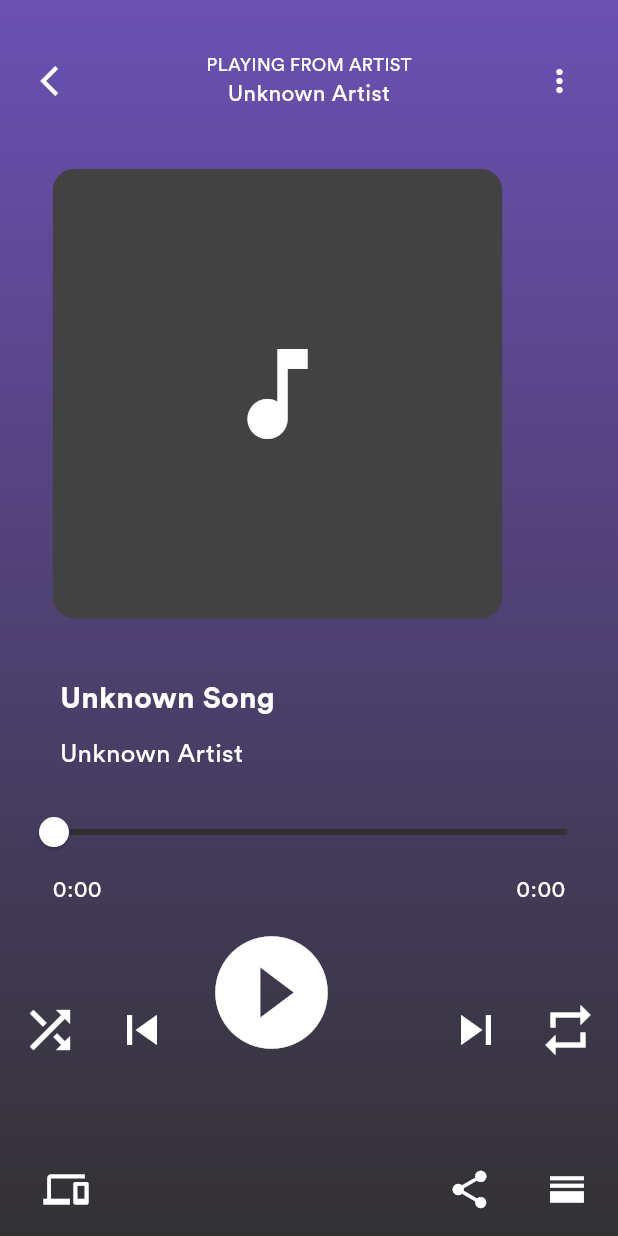
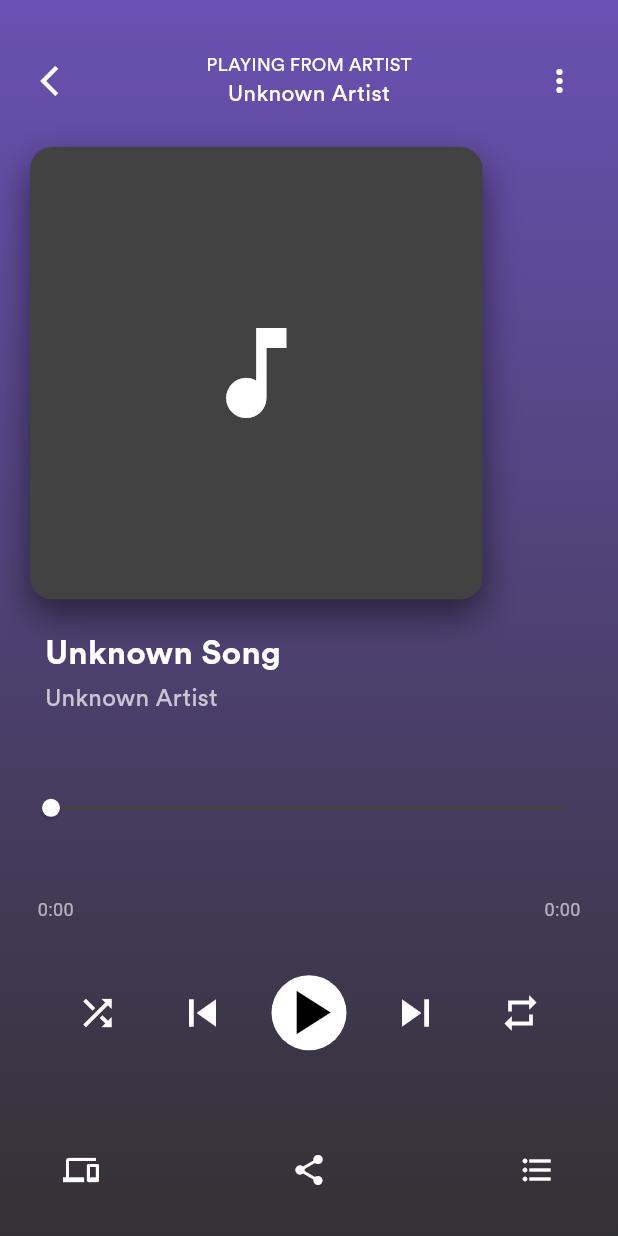
Before and after one commit to tarun1sisodia/freeTuneFrontend, a Flutter app: the PlayerScreen screen opened by its route, on a phone screen of 412 x 824 dp. Run offline on Flutter 3.47's test engine with Material 3 defaults, Android fonts, the light colour scheme and no system bars; drawn by our look-alikes of marquee; our stand-ins replace connectivity_plus, dartz, dio, equatable, file_picker, flutter_cache_manager and 6 more; missing offline and left inert: audio_session; accounts and stored records are empty; generated files the repository leaves out were written again; network calls fail.

Commit message:
refactor: restructure player screen UI for improved layout and responsiveness

```diff
--- a/freetune/lib/app/presentation/screens/home/home_screen.dart
+++ b/freetune/lib/app/presentation/screens/home/home_screen.dart
@@ -36,14 +36,18 @@ class HomeScreen extends GetView<SongController> {
                     mainAxisAlignment: MainAxisAlignment.spaceBetween,
                     crossAxisAlignment: CrossAxisAlignment.center,
                     children: [
-                      Padding(
+                      Expanded(
+                        child: Padding(
                           padding: const EdgeInsets.only(left: 0),
                           child: Text(_getGreeting(authController),
+                              maxLines: 1,
+                              overflow: TextOverflow.ellipsis,
                               style: const TextStyle(
                                   fontWeight: FontWeight.bold,
                                   fontSize: 25,
                                   color: Colors.white,
                                   fontFamily: "SpotifyCircularBold")),
+                        ),
                       ),
                       Row(children: [
                         IconButton(
@@ -72,17 +76,27 @@ class HomeScreen extends GetView<SongController> {
                             child: CircularProgressIndicator(
                                 color: Colors.green)));
                   }
-                  final items =
-                      controller.popularSongs.take(6).toList(); // Show top 6
+
+                  final items = controller.popularSongs.take(6).toList();
+
+                  return LayoutBuilder(builder: (context, constraints) {
+                    // Responsive Grid Calculation
+                    // Mobile: 2 columns, Tablet: 3-4 columns
+                    final screenWidth = MediaQuery.of(context).size.width;
+                    final crossAxisCount = screenWidth > 600 ? 4 : 2;
+                    final itemWidth = (screenWidth - 40) / crossAxisCount;
+                    final itemHeight =
+                        60.0; // Fixed height for RecentPlaylistContainer
+                    final aspectRatio = itemWidth / itemHeight;
+
                     return GridView.builder(
                       padding:
                           const EdgeInsets.only(left: 15, right: 15, top: 10),
-                    gridDelegate:
-                        const SliverGridDelegateWithFixedCrossAxisCount(
-                            crossAxisCount: 2,
+                      gridDelegate: SliverGridDelegateWithFixedCrossAxisCount(
+                          crossAxisCount: crossAxisCount,
                           mainAxisSpacing: 10,
                           crossAxisSpacing: 10,
-                            childAspectRatio: 3.0), // Adjusted aspect ratio
+                          childAspectRatio: aspectRatio),
                       primary: false,
                       shrinkWrap: true,
                       itemCount: items.length,
@@ -99,6 +113,7 @@ class HomeScreen extends GetView<SongController> {
                         );
                       },
                     );
+                  });
                 }),
 
                 // Recently Played Section
--- a/freetune/lib/app/presentation/screens/player/player_screen.dart
+++ b/freetune/lib/app/presentation/screens/player/player_screen.dart
@@ -69,12 +69,26 @@ class PlayerScreen extends GetView<AudioPlayerController> {
                 ),
               ),
 
-              // Album Art
-              Obx(() {
+              // Album Art (Responsive)
+              Expanded(
+                flex: 4,
+                child: Padding(
+                  padding: const EdgeInsets.all(20),
+                  child: Obx(() {
                     final song = controller.currentSong.value;
-                return Padding(
-                    padding: const EdgeInsets.only(
-                        top: 30, left: 35, right: 35, bottom: 35),
+                    return AspectRatio(
+                      aspectRatio: 1,
+                      child: Container(
+                        decoration: BoxDecoration(
+                          borderRadius: BorderRadius.circular(15),
+                          boxShadow: [
+                            BoxShadow(
+                              color: Colors.black.withOpacity(0.5),
+                              blurRadius: 20,
+                              offset: const Offset(0, 10),
+                            ),
+                          ],
+                        ),
                         child: ClipRRect(
                           borderRadius: BorderRadius.circular(15),
                           child: song?.albumArtUrl != null
@@ -84,219 +98,194 @@ class PlayerScreen extends GetView<AudioPlayerController> {
                                 )
                               : Container(
                                   color: Colors.grey[800],
-                                height: 300,
-                                width: 300,
                                   child: const Icon(Icons.music_note,
-                                    size: 80, color: Colors.white))));
+                                      size: 80, color: Colors.white)),
+                        ),
+                      ),
+                    );
                   }),
+                ),
+              ),
 
-              // Song Title (Marquee)
+              // Song Info
               Padding(
-                padding: const EdgeInsets.only(left: 35, right: 35),
-                child: SizedBox(
-                  width: MediaQuery.of(context).size.width - 70,
-                  height: 25,
+                padding: const EdgeInsets.symmetric(horizontal: 30),
+                child: Column(
+                  children: [
+                    SizedBox(
+                      height: 30,
                       child: Obx(() => Marquee(
                             text: controller.currentSong.value?.title ??
                                 "Unknown Song",
                             style: const TextStyle(
                                 color: Colors.white,
                                 fontFamily: "SpotifyCircularBold",
-                            fontSize: 20),
+                                fontSize: 22),
                             scrollAxis: Axis.horizontal,
                             crossAxisAlignment: CrossAxisAlignment.start,
                             blankSpace: 300,
                             velocity: 30.0,
-                        startPadding: 5.0,
+                            startPadding: 0.0,
                             pauseAfterRound: const Duration(seconds: 2),
                             startAfter: const Duration(seconds: 2),
                           )),
                     ),
-              ),
-
-              // Artist Name (Marquee)
-              Padding(
-                padding: const EdgeInsets.only(top: 10, left: 35, right: 35),
-                child: SizedBox(
-                  width: MediaQuery.of(context).size.width - 70,
+                    const SizedBox(height: 5),
+                    SizedBox(
                       height: 25,
                       child: Obx(() => Marquee(
                             text: controller.currentSong.value?.artist ??
                                 "Unknown Artist",
                             style: const TextStyle(
-                            color: Colors.white,
+                                color: Colors.white70,
                                 fontFamily: "SpotifyCircularBook",
                                 fontWeight: FontWeight.w400,
-                            fontSize: 17),
+                                fontSize: 16),
                             scrollAxis: Axis.horizontal,
                             crossAxisAlignment: CrossAxisAlignment.start,
                             blankSpace: 300,
                             velocity: 30.0,
-                        startPadding: 5.0,
+                            startPadding: 0.0,
                             pauseAfterRound: const Duration(seconds: 2),
                             startAfter: const Duration(seconds: 2),
                           )),
                     ),
+                  ],
+                ),
               ),
 
-              // Progress Bar
+              // Progress & Controls section
+              Expanded(
+                flex: 3,
+                child: Column(
+                  mainAxisAlignment: MainAxisAlignment.spaceEvenly,
+                  children: [
+                    // Slider
                     Padding(
-                  padding: const EdgeInsets.only(top: 10, left: 10, right: 10),
+                        padding: const EdgeInsets.symmetric(horizontal: 10),
                         child: SliderTheme(
                             data: SliderThemeData(
-                        activeTrackColor: Colors.white70,
+                              activeTrackColor: Colors.white,
                               thumbColor: Colors.white,
-                        inactiveTrackColor: Colors.grey[850],
+                              inactiveTrackColor: Colors.grey[800],
+                              trackHeight: 2,
+                              thumbShape: const RoundSliderThumbShape(
+                                  enabledThumbRadius: 6),
                             ),
-                      child: SizedBox(
-                        width: MediaQuery.of(context).size.width - 20,
                             child: Obx(() {
-                          final position =
-                              controller.position.value.inSeconds.toDouble();
-                          final duration =
-                              controller.duration.value?.inSeconds.toDouble() ??
+                              final position = controller
+                                  .position.value.inSeconds
+                                  .toDouble();
+                              final duration = controller
+                                      .duration.value?.inSeconds
+                                      .toDouble() ??
                                   1.0;
                               return Slider(
                                 value: position.clamp(0.0, duration),
                                 min: 0,
-                            max: duration,
-                            divisions: duration > 0 ? duration.toInt() : 1,
+                                max: duration > 0 ? duration : 1,
                                 onChanged: (value) {
-                              controller.seek(Duration(seconds: value.toInt()));
+                                  controller
+                                      .seek(Duration(seconds: value.toInt()));
                                 },
                               );
-                        }),
-                      ))),
+                            }))),
 
                     // Time Labels
                     Padding(
-                padding: const EdgeInsets.only(left: 35, right: 35),
+                      padding: const EdgeInsets.symmetric(horizontal: 25),
                       child: Row(
                         mainAxisAlignment: MainAxisAlignment.spaceBetween,
-                  crossAxisAlignment: CrossAxisAlignment.center,
                         children: [
                           Obx(() => Text(controller.positionString,
                               style: const TextStyle(
-                            color: Colors.white,
-                            fontFamily: "SpotifyCircularBook",
-                            fontWeight: FontWeight.w600,
-                            fontSize: 15))),
+                                  color: Colors.white60, fontSize: 12))),
                           Obx(() => Text(controller.durationString,
                               style: const TextStyle(
-                            color: Colors.white,
-                            fontFamily: "SpotifyCircularBook",
-                            fontWeight: FontWeight.w600,
-                            fontSize: 15)))
+                                  color: Colors.white60, fontSize: 12))),
                         ],
                       ),
                     ),
 
-              // Playback Controls
-              Padding(
-                padding: const EdgeInsets.only(left: 0, right: 0, top: 0),
+                    // Controls
+                    FittedBox(
+                      fit: BoxFit.scaleDown,
+                      child: Padding(
+                        padding: const EdgeInsets.symmetric(horizontal: 10),
                         child: Row(
-                  mainAxisAlignment: MainAxisAlignment.spaceEvenly,
+                          mainAxisAlignment: MainAxisAlignment.center,
                           children: [
-                    // Shuffle
                             IconButton(
                                 onPressed: controller.toggleShuffle,
-                        icon: Obx(() => Icon(Icons.shuffle_sharp,
+                                icon: Obx(() => Icon(Icons.shuffle,
                                     color: controller.isShuffleEnabled.value
-                                ? Colors.greenAccent.shade400
+                                        ? Colors.greenAccent
                                         : Colors.white,
-                            size: 40))),
-
-                    // Previous
+                                    size: 28))),
+                            const SizedBox(width: 20),
                             IconButton(
                                 onPressed: controller.playPrevious,
-                        icon: const Icon(
-                          Icons.skip_previous_sharp,
+                                icon: const Icon(Icons.skip_previous,
+                                    color: Colors.white, size: 36)),
+                            const SizedBox(width: 20),
+                            Container(
+                              decoration: const BoxDecoration(
+                                shape: BoxShape.circle,
                                 color: Colors.white,
-                          size: 40,
-                        )),
-
-                    // Play/Pause
-                    Padding(
-                      padding: const EdgeInsets.only(right: 50, bottom: 50),
+                              ),
                               child: IconButton(
+                                  padding: EdgeInsets.zero,
                                   onPressed: controller.togglePlayPause,
-                          icon: Obx(() {
-                            if (controller.isLoading.value) {
-                              return const SizedBox(
-                                width: 90,
-                                height: 90,
-                                child: CircularProgressIndicator(
-                                    color: Colors.white),
-                              );
-                            }
-                            return Icon(
+                                  icon: Obx(() => Icon(
                                       controller.isPlaying.value
-                                  ? Icons.pause_circle_filled_sharp
-                                  : Icons.play_circle_fill_sharp,
-                              color: Colors.white,
-                              size: 90,
-                            );
-                          })),
+                                          ? Icons.pause
+                                          : Icons.play_arrow,
+                                      color: Colors.black,
+                                      size: 50))),
                             ),
-
-                    // Next
+                            const SizedBox(width: 20),
                             IconButton(
                                 onPressed: controller.playNext,
-                        icon: const Icon(
-                          Icons.skip_next_sharp,
-                          color: Colors.white,
-                          size: 40,
-                        )),
-
-                    // Repeat
+                                icon: const Icon(Icons.skip_next,
+                                    color: Colors.white, size: 36)),
+                            const SizedBox(width: 20),
                             IconButton(
                                 onPressed: controller.toggleRepeatMode,
                                 icon: Obx(() => Icon(
                                     _getRepeatIcon(controller.repeatMode.value),
-                            color: controller.repeatMode.value != RepeatMode.off
-                                ? Colors.greenAccent.shade400
+                                    color: controller.repeatMode.value !=
+                                            RepeatMode.off
+                                        ? Colors.greenAccent
                                         : Colors.white,
-                            size: 40)))
+                                    size: 28))),
+                          ],
+                        ),
+                      ),
+                    ),
                   ],
                 ),
               ),
 
-              // Bottom Actions
+              // Bottom Actions (Responsive Row)
               Padding(
-                padding: const EdgeInsets.only(bottom: 15),
-                child: SizedBox(
-                  height: 40,
-                  child: Stack(
+                padding:
+                    const EdgeInsets.symmetric(horizontal: 30, vertical: 20),
+                child: Row(
+                  mainAxisAlignment: MainAxisAlignment.spaceBetween,
                   children: [
-                      Positioned(
-                          left: 20,
-                          child: IconButton(
+                    IconButton(
                         onPressed: () {},
-                              icon: const Icon(
-                                Icons.devices,
-                                color: Colors.white,
-                                size: 30,
-                              ))),
-                      Positioned(
-                          right: 10,
-                          child: IconButton(
+                        icon: const Icon(Icons.devices,
+                            color: Colors.white, size: 24)),
+                    IconButton(
                         onPressed: () {},
-                              icon: const Icon(
-                                Icons.horizontal_split_sharp,
-                                color: Colors.white,
-                                size: 30,
-                              ))),
-                      Positioned(
-                          right: 75,
-                          child: IconButton(
+                        icon: const Icon(Icons.share,
+                            color: Colors.white, size: 24)),
+                    IconButton(
                         onPressed: () {},
-                              icon: const Icon(
-                                Icons.share_sharp,
-                                color: Colors.white,
-                                size: 30,
-                              ))),
+                        icon: const Icon(Icons.format_list_bulleted,
+                            color: Colors.white, size: 24)),
                   ],
-                  ),
                 ),
               )
             ],
--- a/freetune/lib/app/presentation/screens/playlists/playlists_screen.dart
+++ b/freetune/lib/app/presentation/screens/playlists/playlists_screen.dart
@@ -61,8 +61,8 @@ class PlaylistsScreen extends GetView<PlaylistController> {
 
         return GridView.builder(
           padding: const EdgeInsets.all(16),
-          gridDelegate: const SliverGridDelegateWithFixedCrossAxisCount(
-            crossAxisCount: 2,
+          gridDelegate: const SliverGridDelegateWithMaxCrossAxisExtent(
+            maxCrossAxisExtent: 200,
             crossAxisSpacing: 16,
             mainAxisSpacing: 16,
             childAspectRatio: 0.75,
--- a/freetune/lib/app/presentation/screens/search/search_screen.dart
+++ b/freetune/lib/app/presentation/screens/search/search_screen.dart
@@ -152,11 +152,11 @@ class SearchScreen extends GetView<SongSearchController> {
                         padding: const EdgeInsets.symmetric(horizontal: 16),
                         sliver: SliverGrid(
                           gridDelegate:
-                              const SliverGridDelegateWithFixedCrossAxisCount(
-                            crossAxisCount: 2,
+                              const SliverGridDelegateWithMaxCrossAxisExtent(
+                            maxCrossAxisExtent: 200,
+                            childAspectRatio: 1.6,
+                            mainAxisSpacing: 16,
                             crossAxisSpacing: 16,
-                            mainAxisSpacing: 16,
-                            childAspectRatio: 1.6,
                           ),
                           delegate: SliverChildBuilderDelegate(
                             (BuildContext context, int index) {
```
Lines whose indentation alone changed are shown as unchanged.
